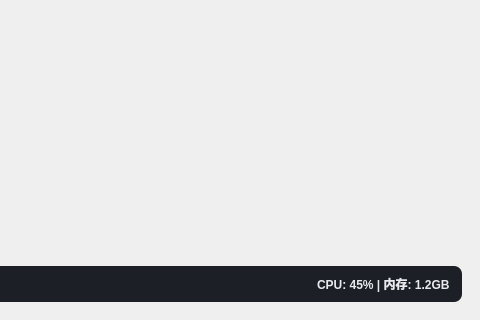
Above: mainwindow.ui from Harland-Liwalit/qSrtTool before the change; both pictures show x 620 to 1100 and y 400 to 720 of the 1100 by 720 pixel window. Below: the same form after it.
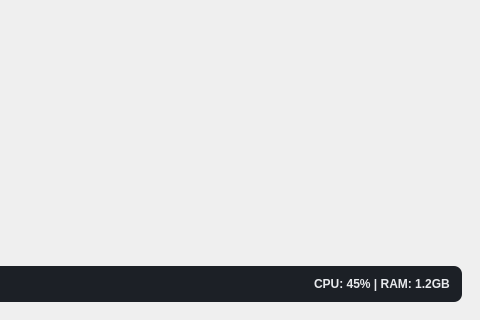
That is the form after the change.

Commit message: 加入更新组件按钮

Diff of the .ui file:
```diff
--- a/mainwindow.ui
+++ b/mainwindow.ui
@@ -425,7 +425,7 @@
             <string notr="true">color: #E8EAED; font-weight: 600;</string>
            </property>
            <property name="text">
-            <string>CPU: 45% | 内存: 1.2GB</string>
+            <string>CPU: 45% | RAM: 1.2GB</string>
            </property>
           </widget>
          </item>
```
Left out of the diff: 1 changed line with no effect on the pictures. The commit also changes 4 other files.
